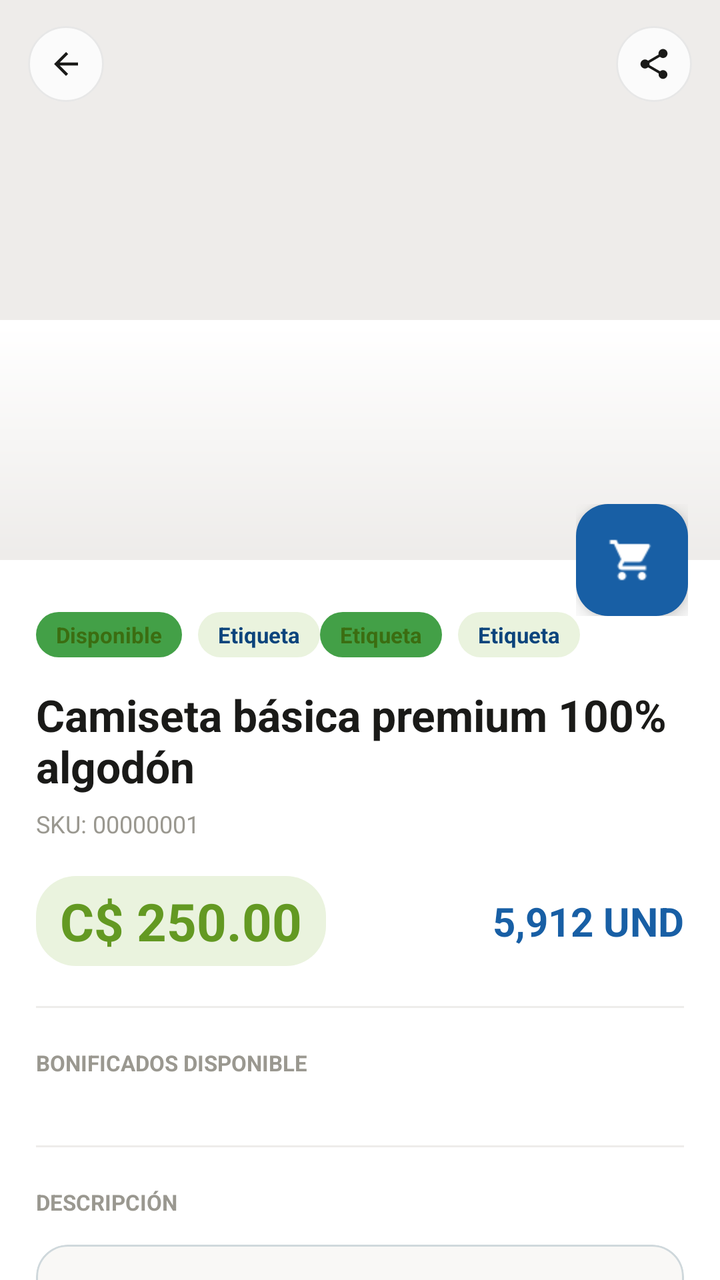
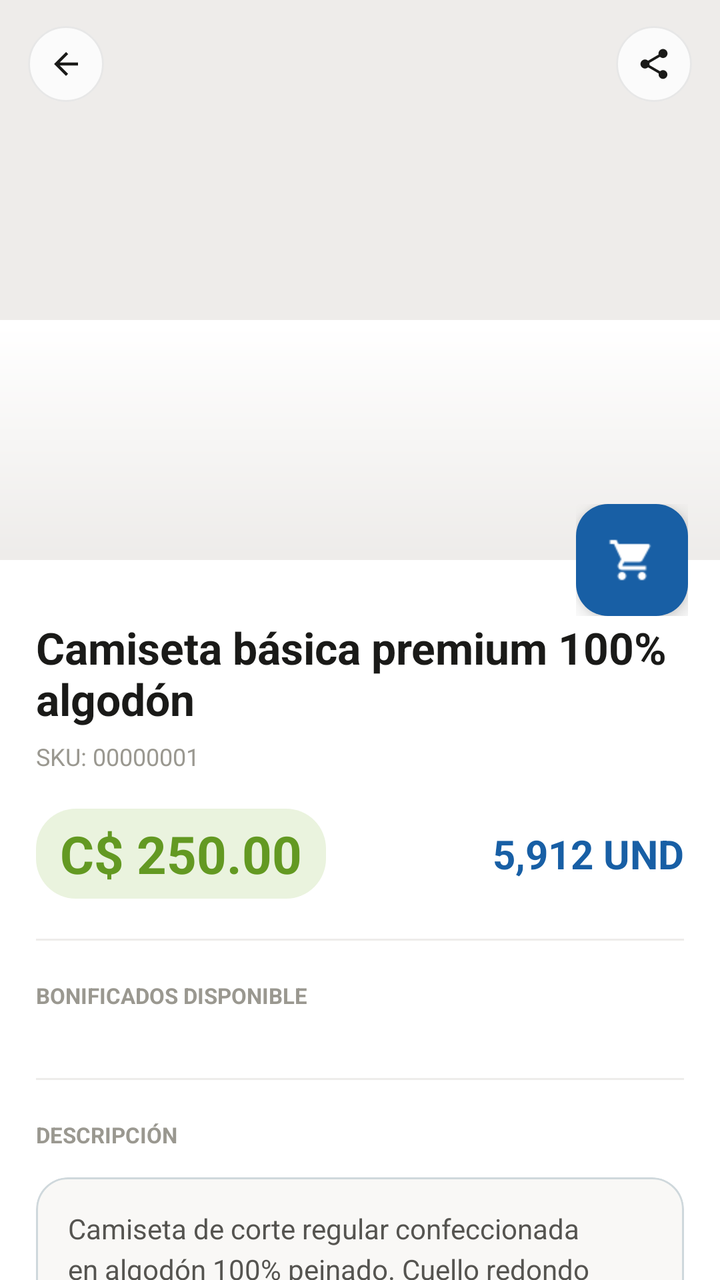

Two renders of the same Android screen: before a commit and after it. Below are the layout's source before the change and the commit's diff.
<!-- AndroidManifest.xml: application theme Theme.GMV -->
<!-- res/layout/activity_product_detail.xml -->
<?xml version="1.0" encoding="utf-8"?>
<androidx.coordinatorlayout.widget.CoordinatorLayout
    xmlns:android="http://schemas.android.com/apk/res/android"
    xmlns:app="http://schemas.android.com/apk/res-auto"
    xmlns:tools="http://schemas.android.com/tools"
    android:id="@+id/main"
    android:layout_width="match_parent"
    android:layout_height="match_parent"
    android:background="#F5F5F7"
    android:fitsSystemWindows="true">

    <com.google.android.material.appbar.AppBarLayout
        android:id="@+id/app_bar_layout"
        android:layout_width="match_parent"
        android:layout_height="wrap_content"
        android:fitsSystemWindows="true"
        android:theme="@style/ThemeOverlay.AppCompat.Dark.ActionBar">

        <com.google.android.material.appbar.CollapsingToolbarLayout
            android:layout_width="match_parent"
            android:layout_height="280dp"
            android:fitsSystemWindows="true"
            app:contentScrim="@color/colorUmkPrimary"
            app:layout_scrollFlags="scroll|exitUntilCollapsed"
            app:statusBarScrim="@color/colorUmkPrimaryDark"
            app:titleEnabled="false">

            <ImageView
                android:id="@+id/imgProduct"
                android:layout_width="match_parent"
                android:layout_height="match_parent"
                android:background="#EEECEA"
                android:fitsSystemWindows="true"
                android:scaleType="centerCrop"
                android:src="@drawable/ic_placeholder_product"
                app:layout_collapseMode="parallax"
                tools:ignore="ContentDescription" />

            
            <View
                android:layout_width="match_parent"
                android:layout_height="120dp"
                android:layout_gravity="bottom"
                android:background="@drawable/bg_gradient_bottom"
                app:layout_collapseMode="pin" />

            
            <LinearLayout
                android:layout_width="match_parent"
                android:layout_height="?attr/actionBarSize"
                android:layout_gravity="top"
                android:gravity="center_vertical"
                android:orientation="horizontal"
                android:paddingHorizontal="14dp"
                app:layout_collapseMode="pin">

                <com.google.android.material.card.MaterialCardView
                    android:id="@+id/btnBack"
                    android:layout_width="38dp"
                    android:layout_height="38dp"
                    app:cardBackgroundColor="#CCFFFFFF"
                    app:cardCornerRadius="19dp"
                    app:cardElevation="0dp"
                    app:strokeColor="#14000000"
                    app:strokeWidth="1dp">

                    <ImageView
                        android:layout_width="18dp"
                        android:layout_height="18dp"
                        android:layout_gravity="center"
                        android:src="@drawable/ic_arrow_back"
                        app:tint="#1A1A18" />
                </com.google.android.material.card.MaterialCardView>

                <View
                    android:layout_width="0dp"
                    android:layout_height="1dp"
                    android:layout_weight="1" />

                <com.google.android.material.card.MaterialCardView
                    android:id="@+id/btnShare"
                    android:layout_width="38dp"
                    android:layout_height="38dp"
                    app:cardBackgroundColor="#CCFFFFFF"
                    app:cardCornerRadius="19dp"
                    app:cardElevation="0dp"
                    app:strokeColor="#14000000"
                    app:strokeWidth="1dp">

                    <ImageView
                        android:layout_width="18dp"
                        android:layout_height="18dp"
                        android:layout_gravity="center"
                        android:src="@drawable/ic_share"
                        app:tint="#1A1A18" />
                </com.google.android.material.card.MaterialCardView>

            </LinearLayout>

        </com.google.android.material.appbar.CollapsingToolbarLayout>

    </com.google.android.material.appbar.AppBarLayout>

    <androidx.core.widget.NestedScrollView
        android:id="@+id/nested_scroll"
        android:layout_width="match_parent"
        android:layout_height="match_parent"
        android:background="@android:color/white"
        android:clipToPadding="false"
        android:scrollbars="none"
        app:layout_behavior="@string/appbar_scrolling_view_behavior">

        <LinearLayout
            android:layout_width="match_parent"
            android:layout_height="wrap_content"
            android:orientation="vertical"
            android:paddingHorizontal="18dp"
            android:paddingTop="26dp"
            android:paddingBottom="24dp">

            
            <LinearLayout
                android:layout_width="wrap_content"
                android:layout_height="wrap_content"
                android:orientation="horizontal">

                <TextView
                    android:layout_width="wrap_content"
                    android:layout_height="wrap_content"
                    android:background="@drawable/bg_badge_green"
                    android:paddingHorizontal="10dp"
                    android:paddingVertical="4dp"
                    android:text="Disponible"
                    android:textColor="#3B6D11"
                    android:textSize="11sp"
                    android:textStyle="bold" />

                <TextView
                    android:layout_width="wrap_content"
                    android:layout_height="wrap_content"
                    android:layout_marginStart="8dp"
                    android:background="@drawable/bg_badge_blue"
                    android:paddingHorizontal="10dp"
                    android:paddingVertical="4dp"
                    android:text="Etiqueta"
                    android:textColor="#0C447C"
                    android:textSize="11sp"
                    android:textStyle="bold" />

                <TextView
                    android:layout_width="wrap_content"
                    android:layout_height="wrap_content"
                    android:background="@drawable/bg_badge_green"
                    android:paddingHorizontal="10dp"
                    android:paddingVertical="4dp"
                    android:text="Etiqueta"
                    android:textColor="#3B6D11"
                    android:textSize="11sp"
                    android:textStyle="bold" />

                <TextView
                    android:layout_width="wrap_content"
                    android:layout_height="wrap_content"
                    android:layout_marginStart="8dp"
                    android:background="@drawable/bg_badge_blue"
                    android:paddingHorizontal="10dp"
                    android:paddingVertical="4dp"
                    android:text="Etiqueta"
                    android:textColor="#0C447C"
                    android:textSize="11sp"
                    android:textStyle="bold" />
            </LinearLayout>

            
            <TextView
                android:id="@+id/productName"
                android:layout_width="match_parent"
                android:layout_height="wrap_content"
                android:layout_marginTop="14dp"
                android:text="Camiseta básica premium 100% algodón"
                android:textColor="#1A1A18"
                android:textSize="22sp"
                android:textStyle="bold" />

            
            <TextView
                android:id="@+id/productSku"
                android:layout_width="wrap_content"
                android:layout_height="wrap_content"
                android:layout_marginTop="6dp"
                android:text="SKU: 00000001"
                android:textColor="#9A9890"
                android:textSize="12sp" />

            
            <LinearLayout
                android:layout_width="match_parent"
                android:layout_height="wrap_content"
                android:layout_marginTop="18dp"
                android:gravity="center_vertical"
                android:orientation="horizontal">

                <TextView
                    android:id="@+id/productPrice"
                    android:layout_width="wrap_content"
                    android:layout_height="wrap_content"
                    android:text="C$ 250.00"
                    android:background="@drawable/bg_stock"
                    android:paddingHorizontal="12dp"
                    android:paddingVertical="5dp"
                    android:textColor="#639922"
                    android:textSize="26sp"
                    android:textStyle="bold" />

                <TextView
                    android:id="@+id/productQuantity"
                    android:textAlignment="textEnd"

                    android:layout_width="0dp"
                    android:layout_height="wrap_content"
                    android:layout_weight="1"
                    android:text="5,912 UND"
                    android:textColor="#185FA5"
                    android:textSize="20sp"
                    android:textStyle="bold" />
            </LinearLayout>

            
            <View
                android:layout_width="match_parent"
                android:layout_height="1dp"
                android:layout_marginVertical="20dp"
                android:background="#EEECEA" />

            
            <TextView
                android:id="@+id/tv_bonif_label"
                android:layout_width="wrap_content"
                android:layout_height="wrap_content"
                android:text="BONIFICADOS DISPONIBLE"
                android:textAllCaps="true"
                android:textColor="#9A9890"
                android:textSize="11sp"
                android:textStyle="bold" />

            <HorizontalScrollView
                android:layout_width="match_parent"
                android:layout_height="wrap_content"
                android:layout_marginTop="14dp"
                android:scrollbars="none">

                <LinearLayout
                    android:id="@+id/bonusContainer"
                    android:layout_width="wrap_content"
                    android:layout_height="wrap_content"
                    android:orientation="horizontal" />

            </HorizontalScrollView>

            
            <View
                android:layout_width="match_parent"
                android:layout_height="1dp"
                android:layout_marginVertical="20dp"
                android:background="#EEECEA" />

            
            <TextView
                android:layout_width="wrap_content"
                android:layout_height="wrap_content"
                android:text="DESCRIPCIÓN"
                android:textAllCaps="true"
                android:textColor="#9A9890"
                android:textSize="11sp"
                android:textStyle="bold" />

            <com.google.android.material.card.MaterialCardView
                android:layout_width="match_parent"
                android:layout_height="wrap_content"
                android:layout_marginTop="14dp"
                app:cardBackgroundColor="#F9F8F6"
                app:cardCornerRadius="16dp"
                app:cardElevation="0dp">

                <TextView
                    android:id="@+id/productDescription"
                    android:layout_width="match_parent"
                    android:layout_height="wrap_content"
                    android:padding="16dp"
                    android:lineSpacingExtra="4dp"
                    android:text="Camiseta de corte regular confeccionada en algodón 100% peinado. Cuello redondo reforzado, costuras dobles en mangas y bajo."
                    android:textColor="#555450"
                    android:textSize="14sp" />
            </com.google.android.material.card.MaterialCardView>

            
            <com.google.android.material.button.MaterialButton
                android:id="@+id/btnAdd"
                android:layout_width="match_parent"
                android:layout_height="56dp"
                android:layout_marginTop="24dp"
                android:text="Agregar al pedido"
                android:textAllCaps="false"
                android:textColor="@android:color/white"
                android:textSize="15sp"
                android:textStyle="bold"
                app:backgroundTint="#1A2B4A"
                app:cornerRadius="16dp"
                app:icon="@drawable/ic_cart"
                app:iconGravity="textStart"
                app:iconPadding="10dp" />

            <TextView
                android:id="@+id/hintText"
                android:layout_width="match_parent"
                android:layout_height="wrap_content"
                android:layout_marginTop="12dp"
                android:gravity="center"
                android:text="Bonificado Seleccionado"
                android:textColor="#9A9890"
                android:textSize="12sp" />

        </LinearLayout>

    </androidx.core.widget.NestedScrollView>

    <FrameLayout
        android:id="@+id/fab_container"
        android:layout_width="wrap_content"
        android:layout_height="wrap_content"
        android:layout_margin="16dp"
        app:layout_anchor="@id/app_bar_layout"
        app:layout_anchorGravity="bottom|right|end">

        <com.google.android.material.floatingactionbutton.FloatingActionButton
            android:id="@+id/fabCart"
            android:layout_width="wrap_content"
            android:layout_height="wrap_content"
            android:clickable="true"
            android:focusable="true"
            android:src="@drawable/ic_cart"
            app:backgroundTint="#185FA5"
            app:fabSize="normal"
            app:tint="@android:color/white" />

        <TextView
            android:id="@+id/cartBadge"
            android:layout_width="20dp"
            android:layout_height="20dp"
            android:layout_gravity="top|end"
            android:background="@drawable/bg_circle_red"
            android:gravity="center"
            android:text="0"
            android:textColor="@android:color/white"
            android:textSize="9sp"
            android:textStyle="bold"
            android:visibility="gone" />

    </FrameLayout>

</androidx.coordinatorlayout.widget.CoordinatorLayout>
<!-- resources referenced by this layout -->
<resources>
  <color name="colorUmkPrimary">#006690</color>
  <color name="colorUmkPrimaryDark">#003044</color>
  <!-- drawable bg_badge_blue (drawable) -->
  <shape xmlns:android="http://schemas.android.com/apk/res/android">
      <solid android:color="#EAF3DE"/>
      <corners android:radius="20dp"/>
  </shape>
  <!-- drawable bg_badge_green (drawable) -->
  <?xml version="1.0" encoding="utf-8"?>
  <shape xmlns:android="http://schemas.android.com/apk/res/android"
      android:shape="rectangle">
      <solid android:color="#43A047" />
      <corners android:radius="20dp" />
  </shape>
  <!-- drawable bg_gradient_bottom (drawable) -->
  <shape xmlns:android="http://schemas.android.com/apk/res/android">
      <gradient
          android:angle="270"
          android:startColor="#FFFFFFFF"
          android:endColor="#00FFFFFF"/>
  </shape>
  <!-- drawable bg_stock (drawable) -->
  <shape xmlns:android="http://schemas.android.com/apk/res/android">
      <solid android:color="#EAF3DE"/>
      <corners android:radius="20dp"/>
  </shape>
  <!-- drawable ic_placeholder_product (drawable) -->
  <?xml version="1.0" encoding="utf-8"?>
  <selector xmlns:android="http://schemas.android.com/apk/res/android">
  
  </selector>
  <style name="Theme.GMV" parent="Base.Theme.GMV" />
  <color name="primary">#337AB7</color>
  <color name="on_primary">#FFFFFF</color>
  <color name="primary_container">#D6E4F0</color>
  <color name="on_primary_container">#1A3A5C</color>
  <color name="secondary">#3A539B</color>
  <color name="on_secondary">#FFFFFF</color>
  <color name="secondary_container">#D6DCE8</color>
  <color name="on_secondary_container">#1C2A5C</color>
  <color name="tertiary">#7E57C2</color>
  <color name="on_tertiary">#FFFFFF</color>
  <color name="tertiary_container">#EDE7F6</color>
  <color name="on_tertiary_container">#311B92</color>
  <color name="error">#EF5350</color>
  <color name="on_error">#FFFFFF</color>
  <color name="error_container">#FFEBEE</color>
  <color name="on_error_container">#B71C1C</color>
  <color name="background">#F2F2F2</color>
  <color name="on_background">#000000</color>
  <color name="surface">#E7E7E7</color>
  <color name="on_surface">#000000</color>
  <color name="surface_variant">#D4D4D4</color>
  <color name="on_surface_variant">#535353</color>
  <color name="outline">#B0BEC5</color>
  <color name="outline_variant">#CFD8DC</color>
  <style name="TextAppearance.M3.DisplaySmall">
          <item name="android:textSize">36sp</item>
          <item name="android:letterSpacing">0</item>
          <item name="android:lineHeight">44sp</item>
          <item name="android:fontFamily">sans-serif</item>
      </style>
  <style name="TextAppearance.M3.HeadlineSmall">
          <item name="android:textSize">24sp</item>
          <item name="android:letterSpacing">0</item>
          <item name="android:lineHeight">32sp</item>
          <item name="android:fontFamily">sans-serif</item>
      </style>
  <style name="TextAppearance.M3.TitleLarge">
          <item name="android:textSize">22sp</item>
          <item name="android:letterSpacing">0</item>
          <item name="android:lineHeight">28sp</item>
          <item name="android:fontFamily">sans-serif</item>
      </style>
  <style name="TextAppearance.M3.BodyLarge">
          <item name="android:textSize">16sp</item>
          <item name="android:letterSpacing">0.5</item>
          <item name="android:lineHeight">24sp</item>
          <item name="android:fontFamily">sans-serif</item>
      </style>
  <style name="TextAppearance.M3.BodyMedium">
          <item name="android:textSize">14sp</item>
          <item name="android:letterSpacing">0.25</item>
          <item name="android:lineHeight">20sp</item>
          <item name="android:fontFamily">sans-serif</item>
      </style>
  <style name="TextAppearance.M3.BodySmall">
          <item name="android:textSize">12sp</item>
          <item name="android:letterSpacing">0.4</item>
          <item name="android:lineHeight">16sp</item>
          <item name="android:fontFamily">sans-serif</item>
      </style>
  <!-- unchanged entries left out for length: 14 -->
</resources>

<!-- the commit's change to res/layout/activity_product_detail.xml (unified diff, before → after) -->
@@ -118,65 +118,13 @@
             android:paddingTop="26dp"
             android:paddingBottom="24dp">
 
-            
-            <LinearLayout
-                android:layout_width="wrap_content"
-                android:layout_height="wrap_content"
-                android:orientation="horizontal">
-
-                <TextView
-                    android:layout_width="wrap_content"
-                    android:layout_height="wrap_content"
-                    android:background="@drawable/bg_badge_green"
-                    android:paddingHorizontal="10dp"
-                    android:paddingVertical="4dp"
-                    android:text="Disponible"
-                    android:textColor="#3B6D11"
-                    android:textSize="11sp"
-                    android:textStyle="bold" />
-
-                <TextView
-                    android:layout_width="wrap_content"
-                    android:layout_height="wrap_content"
-                    android:layout_marginStart="8dp"
-                    android:background="@drawable/bg_badge_blue"
-                    android:paddingHorizontal="10dp"
-                    android:paddingVertical="4dp"
-                    android:text="Etiqueta"
-                    android:textColor="#0C447C"
-                    android:textSize="11sp"
-                    android:textStyle="bold" />
-
-                <TextView
-                    android:layout_width="wrap_content"
-                    android:layout_height="wrap_content"
-                    android:background="@drawable/bg_badge_green"
-                    android:paddingHorizontal="10dp"
-                    android:paddingVertical="4dp"
-                    android:text="Etiqueta"
-                    android:textColor="#3B6D11"
-                    android:textSize="11sp"
-                    android:textStyle="bold" />
-
-                <TextView
-                    android:layout_width="wrap_content"
-                    android:layout_height="wrap_content"
-                    android:layout_marginStart="8dp"
-                    android:background="@drawable/bg_badge_blue"
-                    android:paddingHorizontal="10dp"
-                    android:paddingVertical="4dp"
-                    android:text="Etiqueta"
-                    android:textColor="#0C447C"
-                    android:textSize="11sp"
-                    android:textStyle="bold" />
-            </LinearLayout>
 
             
             <TextView
                 android:id="@+id/productName"
                 android:layout_width="match_parent"
                 android:layout_height="wrap_content"
-                android:layout_marginTop="14dp"
+                android:layout_marginTop="3dp"
                 android:text="Camiseta básica premium 100% algodón"
                 android:textColor="#1A1A18"
                 android:textSize="22sp"
<!-- resource entries referenced after the edit -->
@@ -2,18 +2,6 @@
 <resources>
   <color name="colorUmkPrimary">#006690</color>
   <color name="colorUmkPrimaryDark">#003044</color>
-  <!-- drawable bg_badge_blue (drawable) -->
-  <shape xmlns:android="http://schemas.android.com/apk/res/android">
-      <solid android:color="#EAF3DE"/>
-      <corners android:radius="20dp"/>
-  </shape>
-  <!-- drawable bg_badge_green (drawable) -->
-  <?xml version="1.0" encoding="utf-8"?>
-  <shape xmlns:android="http://schemas.android.com/apk/res/android"
-      android:shape="rectangle">
-      <solid android:color="#43A047" />
-      <corners android:radius="20dp" />
-  </shape>
   <!-- drawable bg_gradient_bottom (drawable) -->
   <shape xmlns:android="http://schemas.android.com/apk/res/android">
       <gradient
